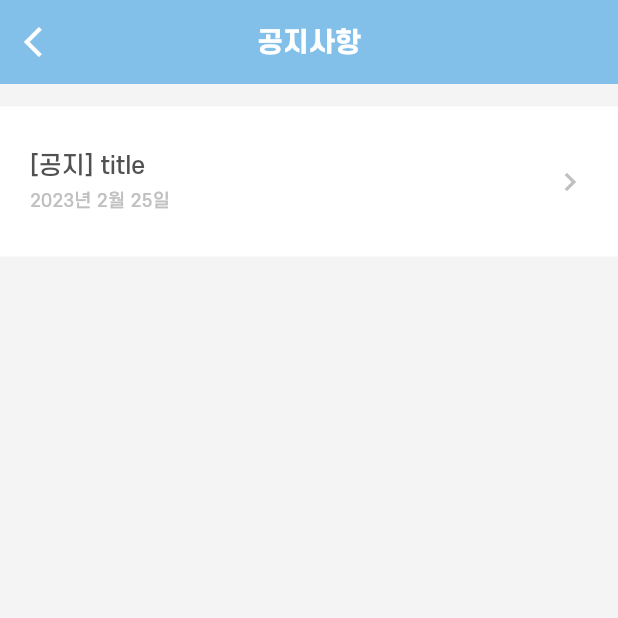
After one commit to doubleS19/haemo-Front, a Flutter app: the NoticePage screen opened by its route, on a phone screen of 412 x 824 dp, the top half of it. The commit adds this screen. Run offline on Flutter 3.47's test engine with Material 2 defaults, Android fonts, the phone set to English and light mode, and no system bars; our stand-ins replace carousel_slider, cloud_firestore, custom_refresh_indicator, firebase_core, flutter_slidable, flutter_speed_dial and 7 more; missing offline and left inert: dart:ffi, flutter_email_sender, textfield_tags; accounts and stored records are empty; network calls fail.

Commit message:
fix: notice list 페이지 생성, ui 완성, 경로 연결

```diff
--- a/lib/common/color.dart
+++ b/lib/common/color.dart
@@ -86,6 +86,7 @@ class AppTheme {
       const Color(0xFFF8FFDC).withOpacity(0.62);
   static var contactPageListDialogTitleTextColor = const Color(0xFF515151).withOpacity(0.5);
   static var contactPageListDialogContentTextColor = const Color(0xFF686868);
+  static var noticePageIconColor = const Color(0xFFC0C0C0);
 
 
   /// 신고 페이지
--- a/lib/common/theme.dart
+++ b/lib/common/theme.dart
@@ -29,10 +29,8 @@ class CustomThemes {
       color: AppTheme.mainTextColor,
       fontWeight: FontWeight.w500);
 
-  static var postingPageTextfieldTypeTitleTextSTyle = const TextStyle(
-    fontSize: 15.0,
-    fontWeight: FontWeight.w500
-  );
+  static var postingPageTextfieldTypeTitleTextSTyle =
+      const TextStyle(fontSize: 15.0, fontWeight: FontWeight.w500);
 
   /// settingPage
   static var settingPageMenuTextStyle = TextStyle(
@@ -43,6 +41,12 @@ class CustomThemes {
       fontSize: 16.0,
       color: AppTheme.settingPageMenuListTextColor,
       fontWeight: FontWeight.w300);
+  static var noticePageMenuListTextStyle = TextStyle(
+      fontSize: 16.0,
+      color: AppTheme.settingPageMenuListTextColor,
+      fontWeight: FontWeight.w400);
+  static var noticePageDateTextStyle =
+      TextStyle(fontSize: 12.0, color: AppTheme.noticePageIconColor);
 
   /// deleteAccountPage
   static var deleteAccountPageTitleTextStyle = TextStyle(
@@ -63,17 +67,14 @@ class CustomThemes {
       color: AppTheme.postingPageHeadlineColor,
       fontWeight: FontWeight.w400);
   static var customDialogCancelButtonTextStyle = const TextStyle(
-      fontSize: 15.0,
-      color: Color(0xFF969696),
-      fontWeight: FontWeight.w300);
+      fontSize: 15.0, color: Color(0xFF969696), fontWeight: FontWeight.w300);
   static var customSelectListDialoglTitleTextStyle = TextStyle(
       fontSize: 16.0,
       color: AppTheme.contactPageListDialogTitleTextColor,
       fontWeight: FontWeight.w600);
   static var customSelectListDialoglContentTextStyle = TextStyle(
       color: AppTheme.contactPageListDialogContentTextColor,
-      fontWeight: FontWeight.bold
-  );
+      fontWeight: FontWeight.bold);
 
   static final ThemeData mainTheme = ThemeData(
       fontFamily: 'SCDream',
@@ -100,5 +101,4 @@ class CustomThemes {
               TextStyle(color: AppTheme.mainPageSubTextColor, fontSize: 13)),
       dividerColor: AppTheme.dividerColor,
       indicatorColor: AppTheme.mainPageBottomNavItemColor);
-
 }
--- /dev/null
+++ b/lib/controller/setting/notice_controller.dart
@@ -0,0 +1,32 @@
+import 'package:flutter/cupertino.dart';
+import 'package:flutter_email_sender/flutter_email_sender.dart';
+import 'package:get/get_rx/src/rx_types/rx_types.dart';
+import 'package:get/get_state_manager/src/simple/get_controllers.dart';
+import '../../model/notice_model.dart';
+import '../../service/db_service.dart';
+
+List<String> noticeType = ["안내", "공지", "업데이트"];
+
+class NoticeController extends GetxController {
+  TextEditingController noticeTitleController = TextEditingController();
+  TextEditingController noticeContentController = TextEditingController();
+  TextEditingController mdController = TextEditingController();
+  final RxList<NoticeModel> noticeList = [NoticeModel(title: "title", content: "content", MD: "MD", date: "2023년 2월 25일", noticeType: "공지", visible: true),
+    NoticeModel(title: "title", content: "content", MD: "MD", date: "2023년 2월 25일", noticeType: "공지", visible: true),
+    NoticeModel(title: "title", content: "content", MD: "MD", date: "2023년 2월 25일", noticeType: "공지", visible: true)
+  ].obs;
+
+
+
+
+  void getNotice() {}
+
+  void postNotice() async {
+    try {
+
+
+    } catch (error) {
+      print("Controller Error sending email: $error");
+    }
+  }
+}
--- a/lib/main.dart
+++ b/lib/main.dart
@@ -8,6 +8,7 @@ import 'package:get/get.dart';
 import 'package:hae_mo/screens/page/setting/contact_page.dart';
 import 'package:hae_mo/screens/page/setting/delete_account_page.dart';
 import 'package:hae_mo/screens/page/setting/alarm_setting_page.dart';
+import 'package:hae_mo/screens/page/setting/notice_list_page.dart';
 import 'package:hae_mo/screens/page/setting/screen_settings_page.dart';
 
 import 'common/theme.dart';
@@ -62,6 +63,7 @@ class MyApp extends StatelessWidget {
         GetPage(name: '/notification-settings', page: () => SettingAlarmPage()),
         GetPage(name: '/screen-settings', page: () => SettingScreenThemePage()),
         GetPage(name: '/contact', page: () => ContactPage()),
+        GetPage(name: '/notice', page: () => NoticePage()),
       ],
     );
   }
--- /dev/null
+++ b/lib/screens/page/setting/notice_list_page.dart
@@ -0,0 +1,77 @@
+
+import 'package:flutter/cupertino.dart';
+import 'package:flutter/material.dart';
+import 'package:flutter/rendering.dart';
+import 'package:get/get_state_manager/src/rx_flutter/rx_obx_widget.dart';
+import 'package:hae_mo/controller/setting/notice_controller.dart';
+import 'package:hae_mo/model/notice_model.dart';
+
+import '../../../common/color.dart';
+import '../../../common/theme.dart';
+import '../../components/customAppBar.dart';
+
+class NoticePage extends StatelessWidget {
+  NoticePage({Key? key}) : super(key: key);
+  NoticeController noticeController = NoticeController();
+
+  @override
+  Widget build(BuildContext context) {
+    noticeController.noticeList.value = [NoticeModel(title: "title", content: "content", MD: "MD", date: "2023년 2월 25일", noticeType: "공지", visible: true)];
+
+    return Scaffold(
+      appBar: PreferredSize(
+          preferredSize: const Size.fromHeight(kToolbarHeight),
+          child: Builder(
+              builder: (context) => customColorAppbar(context, "공지사항"))),
+      body: Container(
+        decoration: BoxDecoration(
+          color: AppTheme.settingPageDividerColor
+        ),
+        child: Obx(
+                () => noticeController.noticeList.value.isNotEmpty
+                ? ListView.builder(
+              scrollDirection: Axis.vertical,
+              itemCount: noticeController.noticeList.value.length,
+              itemBuilder: (BuildContext context, int index) {
+                return Container(
+                    padding: const EdgeInsets.symmetric(
+                        vertical: 15),
+                    alignment: Alignment.center,
+                    child: noticeCard(
+                        context,
+                        noticeController.noticeList.value[index]));
+              },
+            )
+                : const Center(child: Text("공지사항이 존재하지 않습니다. ")))
+      ),
+    );
+  }
+}
+
+Widget noticeCard(BuildContext context, NoticeModel notice){
+  return GestureDetector(
+    onTap: (){},
+    child: Container(
+      decoration: BoxDecoration(
+        color: AppTheme.postingPageHeadlineColor,
+      ),
+      height: /*MediaQuery.of(context).size.height*/100,
+      alignment: Alignment.centerLeft,
+      padding: EdgeInsets.symmetric(vertical: 30, horizontal: 20),
+      child: Row(
+        mainAxisAlignment: MainAxisAlignment.spaceBetween,
+        children: [
+          Column(
+            mainAxisAlignment: MainAxisAlignment.spaceBetween,
+            crossAxisAlignment: CrossAxisAlignment.start,
+            children: [
+              Text("[${notice.noticeType}] ${notice.title}", style: CustomThemes.noticePageMenuListTextStyle),
+              Text(notice.date, style: CustomThemes.noticePageDateTextStyle)
+            ],
+          ),
+          Icon(Icons.keyboard_arrow_right_outlined, color: AppTheme.noticePageIconColor)
+        ],
+      ),
+    )
+  );
+}
```
